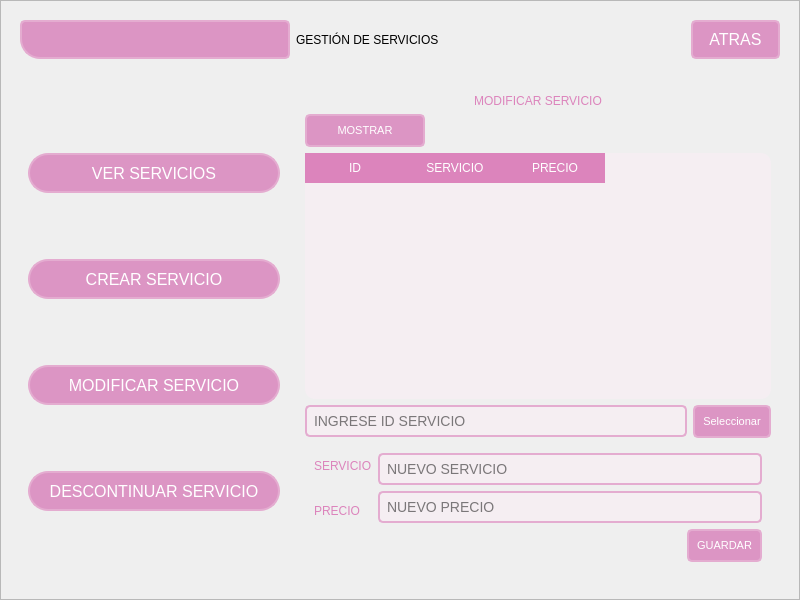
Before: the Qt Designer form GUI/sub_ventanas/ui/GestionServicios.ui in C-Sebastian-M/GLAM_MAKEUP_STORE, drawn with Qt 5.
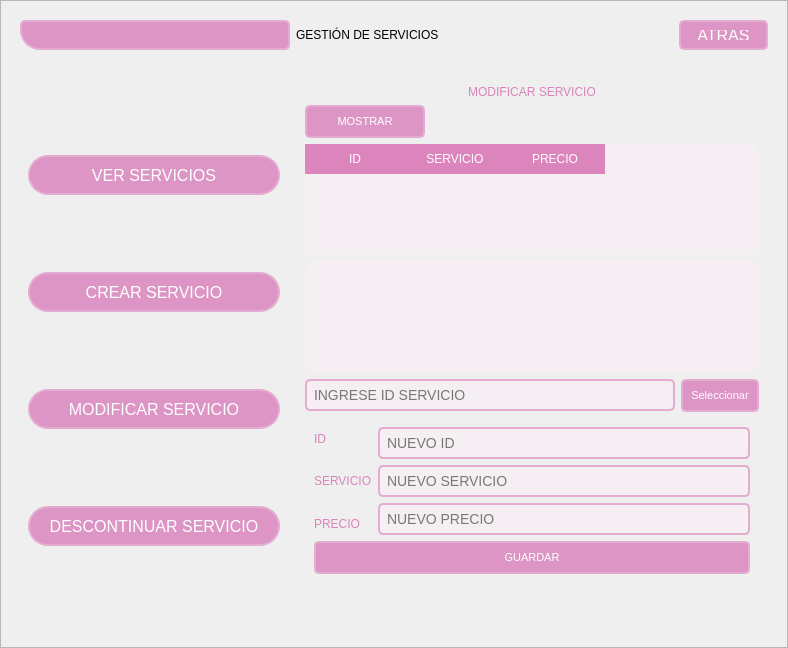
After: the same form once the commit is applied. The open tabs and pages were chosen to show the change. Icons and pictures are not drawn.

Commit message: gestion de servicios terminado, falta conectar con la base de datos

Patch:
```diff
--- a/GUI/sub_ventanas/ui/GestionServicios.ui
+++ b/GUI/sub_ventanas/ui/GestionServicios.ui
@@ -6,8 +6,8 @@
    <rect>
     <x>0</x>
     <y>0</y>
-    <width>800</width>
-    <height>600</height>
+    <width>788</width>
+    <height>648</height>
    </rect>
   </property>
   <property name="windowTitle">
@@ -357,8 +357,7 @@
           <item>
            <widget class="QFrame" name="frame_paginas">
             <property name="styleSheet">
-             <string notr="true">/* styles.css */
-
+             <string notr="true">
 /* Estilo para QFrame */
 QFrame {
     background-color: transparent; /* Fondo blanco */
@@ -425,11 +424,11 @@
 }
 
 QTableWidget::item {
-    border: 1px solid #dc84bc;
+    border: 1px solid dc84bc;
 }
 
 QTableWidget::item:alternate {
-    background-color: #e4acd0;
+    background-color: dc84bc;
 }
 
 QTableWidget::item:!selected {
@@ -439,6 +438,37 @@
 QTableWidget::item:selected {
     background-color: #d484b4;
     color: #ffffff;
+}
+
+QComboBox {
+    border: 2px solid #e4acd0; /* Borde */
+    border-radius: 5px;
+    padding: 5px;
+    background-color: #f5eef2; /* Fondo */
+    color: rgb(0, 0, 0); /* Color del texto */
+    font-family: Arial, sans-serif;
+    font-size: 14px;
+}
+
+QComboBox:hover {
+    border: 2px solid rgb(220, 149, 196);
+}
+
+QComboBox:focus {
+    border: 2px solid #d484b4; /* Borde al enfocar */
+}
+
+QComboBox::drop-down {
+    width: 20px; /* Ancho del botón desplegable */
+    border: none; /* Quitar el borde */
+}
+
+QComboBox::down-arrow {
+    image: url(drop_down_icon.png); /* Cambiar el icono de flecha */
+}
+
+QComboBox::down-arrow:hover {
+    image: url(drop_down_icon_hover.png); /* Cambiar el icono de flecha al pasar el cursor */
 }</string>
             </property>
             <property name="frameShape">
@@ -791,6 +821,28 @@
                   </layout>
                  </item>
                  <item>
+                  <layout class="QVBoxLayout" name="verticalLayout_15">
+                   <item>
+                    <widget class="QListView" name="listView_buscar">
+                     <property name="styleSheet">
+                      <string notr="true">QListView {
+    background-color: #f5eef2; /* Fondo */
+}
+
+QListView::item {
+    border-bottom: 1px solid #e4acd0; /* Borde inferior de cada elemento */
+    padding: 5px; /* Espaciado interno */
+    font-size: 14px; /* Tamaño de la fuente */
+}
+
+QListView::item:selected {
+    background-color: #dc84bc; /* Color de fondo al seleccionar */
+    color: #ffffff; /* Color de texto al seleccionar */
+}</string>
+                     </property>
+                    </widget>
+                   </item>
+                   <item>
                   <layout class="QHBoxLayout" name="horizontalLayout_7">
                    <item>
                     <widget class="QLineEdit" name="lineEdit_modificar">
@@ -808,11 +860,10 @@
                    </item>
                   </layout>
                  </item>
+                  </layout>
+                 </item>
                  <item>
                   <widget class="QFrame" name="frame_formulario">
-                   <property name="styleSheet">
-                    <string notr="true"/>
-                   </property>
                    <property name="frameShape">
                     <enum>QFrame::StyledPanel</enum>
                    </property>
@@ -827,6 +878,13 @@
                         <property name="spacing">
                          <number>20</number>
                         </property>
+                        <item>
+                         <widget class="QLabel" name="label_6">
+                          <property name="text">
+                           <string>ID</string>
+                          </property>
+                         </widget>
+                        </item>
                         <item>
                          <widget class="QLabel" name="label_14">
                           <property name="text">
@@ -845,6 +903,13 @@
                       </item>
                       <item>
                        <layout class="QVBoxLayout" name="verticalLayout_6">
+                        <item>
+                         <widget class="QLineEdit" name="lineEdit_nuevoId">
+                          <property name="placeholderText">
+                           <string>NUEVO ID</string>
+                          </property>
+                         </widget>
+                        </item>
                         <item>
                          <widget class="QLineEdit" name="lineEdit_nuevoServicio">
                           <property name="placeholderText">
@@ -864,34 +929,6 @@
                      </layout>
                     </item>
                     <item>
-                     <layout class="QHBoxLayout" name="horizontalLayout_8">
-                      <item>
-                       <widget class="QLabel" name="aviso_modificar">
-                        <property name="minimumSize">
-                         <size>
-                          <width>200</width>
-                          <height>30</height>
-                         </size>
-                        </property>
-                        <property name="text">
-                         <string/>
-                        </property>
-                       </widget>
-                      </item>
-                      <item>
-                       <spacer name="horizontalSpacer_6">
-                        <property name="orientation">
-                         <enum>Qt::Horizontal</enum>
-                        </property>
-                        <property name="sizeHint" stdset="0">
-                         <size>
-                          <width>40</width>
-                          <height>20</height>
-                         </size>
-                        </property>
-                       </spacer>
-                      </item>
-                      <item>
                        <widget class="QPushButton" name="pushButton_guardarInfo">
                         <property name="text">
                          <string>GUARDAR</string>
@@ -903,9 +940,37 @@
                        </widget>
                       </item>
                      </layout>
-                    </item>
-                   </layout>
-                  </widget>
+                  </widget>
+                 </item>
+                 <item>
+                  <layout class="QHBoxLayout" name="horizontalLayout_8">
+                   <item>
+                    <widget class="QLabel" name="aviso_modificar">
+                     <property name="minimumSize">
+                      <size>
+                       <width>200</width>
+                       <height>30</height>
+                      </size>
+                     </property>
+                     <property name="text">
+                      <string/>
+                     </property>
+                    </widget>
+                   </item>
+                   <item>
+                    <spacer name="horizontalSpacer_6">
+                     <property name="orientation">
+                      <enum>Qt::Horizontal</enum>
+                     </property>
+                     <property name="sizeHint" stdset="0">
+                      <size>
+                       <width>40</width>
+                       <height>20</height>
+                      </size>
+                     </property>
+                    </spacer>
+                   </item>
+                  </layout>
                  </item>
                 </layout>
                </widget>
```
Left out of the diff: 66 changed lines with no effect on the pictures. Lines whose indentation alone changed are shown as unchanged. The commit also changes 6 other files.
